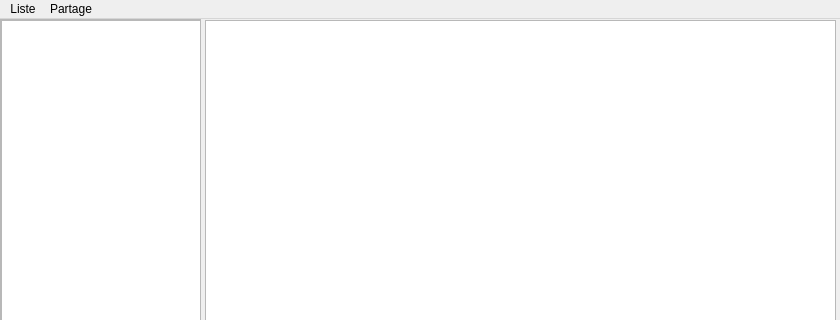
Old version of the form KingList_Cpp/mainwindow.ui in the repository patrickking45/KingList_Cpp; both pictures show x 0 to 840 and y 0 to 320 of the 840 by 608 pixel window.
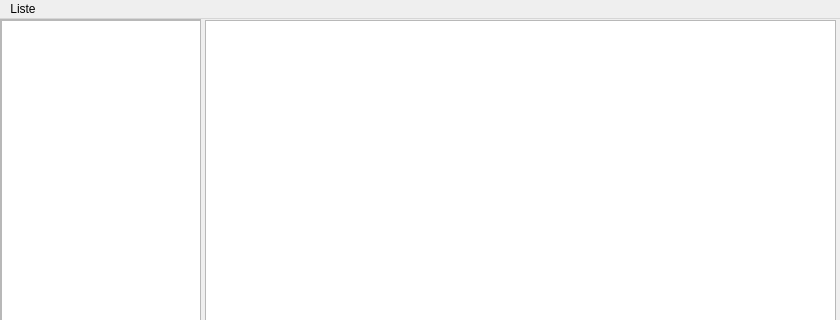
New version of the form.

Diff of the .ui file:
```diff
--- a/KingList_Cpp/mainwindow.ui
+++ b/KingList_Cpp/mainwindow.ui
@@ -76,13 +76,7 @@
     <addaction name="actionEdit"/>
     <addaction name="actionDelete"/>
    </widget>
-   <widget class="QMenu" name="menuPartage">
-    <property name="title">
-     <string>Partage</string>
-    </property>
-   </widget>
    <addaction name="menuListe"/>
-   <addaction name="menuPartage"/>
   </widget>
   <widget class="QStatusBar" name="statusBar"/>
   <action name="actionEdit">
```
